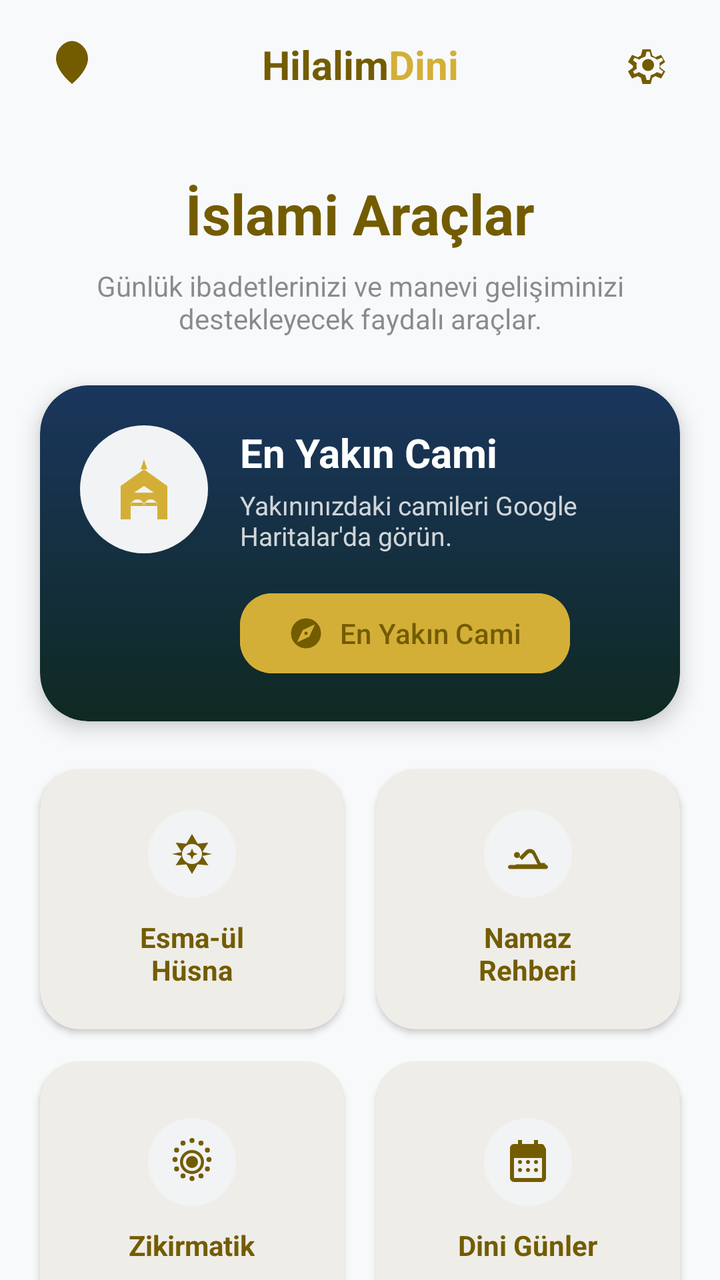
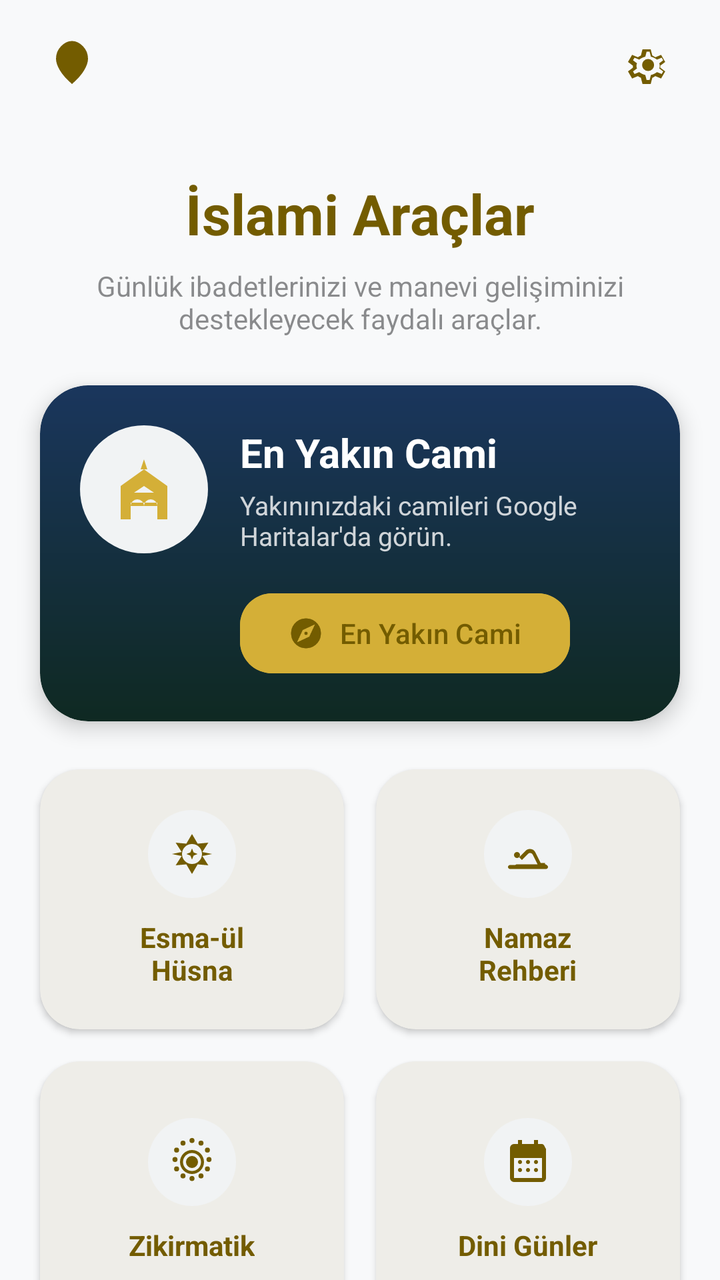

The first picture is an Android layout as it rendered before a commit; the second is the same layout after the commit. The layout source and the unified diff follow.
<!-- AndroidManifest.xml: application theme Theme.Hilalim -->
<!-- res/layout/fragment_araclar.xml -->
<?xml version="1.0" encoding="utf-8"?>
<androidx.core.widget.NestedScrollView xmlns:android="http://schemas.android.com/apk/res/android"
    xmlns:app="http://schemas.android.com/apk/res-auto"
    xmlns:tools="http://schemas.android.com/tools"
    android:layout_width="match_parent"
    android:layout_height="match_parent"
    android:background="@color/neutral_bg"
    tools:context=".AraclarFragment">

    <androidx.constraintlayout.widget.ConstraintLayout
        android:layout_width="match_parent"
        android:layout_height="wrap_content"
        android:paddingBottom="120dp">

        
        <androidx.constraintlayout.widget.ConstraintLayout
            android:id="@+id/header_layout"
            android:layout_width="match_parent"
            android:layout_height="64dp"
            android:paddingHorizontal="16dp"
            app:layout_constraintTop_toTopOf="parent">

            <ImageView
                android:id="@+id/btn_location"
                android:layout_width="40dp"
                android:layout_height="40dp"
                android:contentDescription="@string/logo_desc"
                android:padding="8dp"
                android:src="@drawable/ic_location_rounded"
                app:layout_constraintBottom_toBottomOf="parent"
                app:layout_constraintStart_toStartOf="parent"
                app:layout_constraintTop_toTopOf="parent"
                app:tint="@color/primary" />

            <TextView
                android:id="@+id/title_text"
                android:layout_width="wrap_content"
                android:layout_height="wrap_content"
                android:text="@string/app_name_part1"
                android:textColor="@color/primary"
                android:textSize="20sp"
                android:textStyle="bold"
                app:layout_constraintBottom_toBottomOf="parent"
                app:layout_constraintEnd_toStartOf="@+id/title_text_2"
                app:layout_constraintHorizontal_chainStyle="packed"
                app:layout_constraintStart_toStartOf="parent"
                app:layout_constraintTop_toTopOf="parent" />

            <TextView
                android:id="@+id/title_text_2"
                android:layout_width="wrap_content"
                android:layout_height="wrap_content"
                android:text="@string/app_name_part2"
                android:textColor="@color/secondary"
                android:textSize="20sp"
                android:textStyle="bold"
                app:layout_constraintBottom_toBottomOf="parent"
                app:layout_constraintEnd_toEndOf="parent"
                app:layout_constraintStart_toEndOf="@+id/title_text"
                app:layout_constraintTop_toTopOf="parent" />

            <ImageView
                android:id="@+id/btn_settings"
                android:layout_width="40dp"
                android:layout_height="40dp"
                android:contentDescription="@null"
                android:padding="8dp"
                android:src="@drawable/ic_settings_rounded"
                app:layout_constraintBottom_toBottomOf="parent"
                app:layout_constraintEnd_toEndOf="parent"
                app:layout_constraintTop_toTopOf="parent"
                app:tint="@color/primary" />
        </androidx.constraintlayout.widget.ConstraintLayout>

        
        <TextView
            android:id="@+id/tools_title"
            android:layout_width="wrap_content"
            android:layout_height="wrap_content"
            android:layout_marginTop="24dp"
            android:text="@string/tools_main_title"
            android:textColor="@color/primary"
            android:textSize="28sp"
            android:textStyle="bold"
            app:layout_constraintEnd_toEndOf="parent"
            app:layout_constraintStart_toStartOf="parent"
            app:layout_constraintTop_toBottomOf="@id/header_layout" />

        <TextView
            android:id="@+id/tools_subtitle"
            android:layout_width="0dp"
            android:layout_height="wrap_content"
            android:layout_marginHorizontal="32dp"
            android:layout_marginTop="8dp"
            android:gravity="center"
            android:text="@string/tools_subtitle"
            android:textColor="@color/text_muted"
            android:textSize="14sp"
            app:layout_constraintEnd_toEndOf="parent"
            app:layout_constraintStart_toStartOf="parent"
            app:layout_constraintTop_toBottomOf="@id/tools_title" />

        
        <com.google.android.material.card.MaterialCardView
            android:id="@+id/card_nearest_mosque"
            android:layout_width="match_parent"
            android:layout_height="wrap_content"
            android:layout_marginHorizontal="20dp"
            android:layout_marginTop="24dp"
            android:clickable="true"
            android:focusable="true"
            app:cardCornerRadius="24dp"
            app:cardElevation="6dp"
            app:strokeWidth="0dp"
            app:layout_constraintTop_toBottomOf="@id/tools_subtitle">

            <androidx.constraintlayout.widget.ConstraintLayout
                android:layout_width="match_parent"
                android:layout_height="wrap_content"
                android:background="@drawable/bg_dark_gradient_card"
                android:padding="20dp">

                <ImageView
                    android:id="@+id/img_mosque_hero"
                    android:layout_width="64dp"
                    android:layout_height="64dp"
                    android:background="@drawable/bg_tool_icon"
                    android:padding="12dp"
                    android:src="@drawable/ic_mosque"
                    app:layout_constraintStart_toStartOf="parent"
                    app:layout_constraintTop_toTopOf="parent"
                    app:tint="@color/secondary"
                    android:contentDescription="@null" />

                <TextView
                    android:id="@+id/txt_mosque_title"
                    android:layout_width="0dp"
                    android:layout_height="wrap_content"
                    android:layout_marginStart="16dp"
                    android:text="@string/tool_nearest_mosque"
                    android:textColor="@color/white"
                    android:textSize="20sp"
                    android:textStyle="bold"
                    app:layout_constraintEnd_toEndOf="parent"
                    app:layout_constraintStart_toEndOf="@id/img_mosque_hero"
                    app:layout_constraintTop_toTopOf="@id/img_mosque_hero" />

                <TextView
                    android:id="@+id/txt_mosque_desc"
                    android:layout_width="0dp"
                    android:layout_height="wrap_content"
                    android:layout_marginStart="16dp"
                    android:layout_marginTop="4dp"
                    android:text="@string/tool_nearest_mosque_desc"
                    android:textColor="@color/white"
                    android:alpha="0.8"
                    android:textSize="13sp"
                    app:layout_constraintEnd_toEndOf="parent"
                    app:layout_constraintStart_toEndOf="@id/img_mosque_hero"
                    app:layout_constraintTop_toBottomOf="@id/txt_mosque_title" />

                <com.google.android.material.button.MaterialButton
                    android:id="@+id/btn_open_maps"
                    android:layout_width="wrap_content"
                    android:layout_height="wrap_content"
                    android:layout_marginTop="16dp"
                    android:text="@string/fab_nearest_mosque"
                    android:textColor="@color/primary"
                    android:backgroundTint="@color/secondary"
                    app:cornerRadius="16dp"
                    app:icon="@drawable/ic_explore_24"
                    app:iconTint="@color/primary"
                    app:layout_constraintStart_toStartOf="@id/txt_mosque_desc"
                    app:layout_constraintTop_toBottomOf="@id/txt_mosque_desc" />

            </androidx.constraintlayout.widget.ConstraintLayout>
        </com.google.android.material.card.MaterialCardView>

        
        <LinearLayout
            android:id="@+id/tools_grid_container"
            android:layout_width="match_parent"
            android:layout_height="wrap_content"
            android:layout_marginHorizontal="12dp"
            android:layout_marginTop="16dp"
            android:orientation="vertical"
            app:layout_constraintTop_toBottomOf="@id/card_nearest_mosque">

            
            <LinearLayout
                android:layout_width="match_parent"
                android:layout_height="wrap_content"
                android:orientation="horizontal">

                
                <com.google.android.material.card.MaterialCardView
                    android:id="@+id/card_esma"
                    android:layout_width="0dp"
                    android:layout_height="130dp"
                    android:layout_margin="8dp"
                    android:layout_weight="1"
                    android:clickable="true"
                    android:focusable="true"
                    app:cardCornerRadius="20dp"
                    app:cardElevation="2dp"
                    app:strokeWidth="0dp">

                    <LinearLayout
                        android:layout_width="match_parent"
                        android:layout_height="match_parent"
                        android:gravity="center"
                        android:orientation="vertical"
                        android:padding="16dp">

                        <ImageView
                            android:layout_width="44dp"
                            android:layout_height="44dp"
                            android:background="@drawable/bg_tool_icon"
                            android:contentDescription="@null"
                            android:padding="10dp"
                            android:src="@drawable/ic_diamond"
                            app:tint="@color/primary" />

                        <TextView
                            android:layout_width="wrap_content"
                            android:layout_height="wrap_content"
                            android:layout_marginTop="10dp"
                            android:gravity="center"
                            android:text="@string/tool_esma"
                            android:textColor="@color/primary"
                            android:textSize="14sp"
                            android:textStyle="bold" />
                    </LinearLayout>
                </com.google.android.material.card.MaterialCardView>

                
                <com.google.android.material.card.MaterialCardView
                    android:id="@+id/card_namaz_rehberi"
                    android:layout_width="0dp"
                    android:layout_height="130dp"
                    android:layout_margin="8dp"
                    android:layout_weight="1"
                    android:clickable="true"
                    android:focusable="true"
                    app:cardCornerRadius="20dp"
                    app:cardElevation="2dp"
                    app:strokeWidth="0dp">

                    <LinearLayout
                        android:layout_width="match_parent"
                        android:layout_height="match_parent"
                        android:gravity="center"
                        android:orientation="vertical"
                        android:padding="16dp">

                        <ImageView
                            android:layout_width="44dp"
                            android:layout_height="44dp"
                            android:background="@drawable/bg_tool_icon"
                            android:contentDescription="@null"
                            android:padding="10dp"
                            android:src="@drawable/ic_pray"
                            app:tint="@color/primary" />

                        <TextView
                            android:layout_width="wrap_content"
                            android:layout_height="wrap_content"
                            android:layout_marginTop="10dp"
                            android:gravity="center"
                            android:text="@string/tool_namaz_rehberi"
                            android:textColor="@color/primary"
                            android:textSize="14sp"
                            android:textStyle="bold" />
                    </LinearLayout>
                </com.google.android.material.card.MaterialCardView>
            </LinearLayout>

            
            <LinearLayout
                android:layout_width="match_parent"
                android:layout_height="wrap_content"
                android:orientation="horizontal">

                
                <com.google.android.material.card.MaterialCardView
                    android:id="@+id/card_zikirmatik"
                    android:layout_width="0dp"
                    android:layout_height="130dp"
                    android:layout_margin="8dp"
                    android:layout_weight="1"
                    android:clickable="true"
                    android:focusable="true"
                    app:cardCornerRadius="20dp"
                    app:cardElevation="2dp"
                    app:strokeWidth="0dp">

                    <LinearLayout
                        android:layout_width="match_parent"
                        android:layout_height="match_parent"
                        android:gravity="center"
                        android:orientation="vertical"
                        android:padding="16dp">

                        <ImageView
                            android:layout_width="44dp"
                            android:layout_height="44dp"
                            android:background="@drawable/bg_tool_icon"
                            android:contentDescription="@null"
                            android:padding="10dp"
                            android:src="@drawable/ic_touch"
                            app:tint="@color/primary" />

                        <TextView
                            android:layout_width="wrap_content"
                            android:layout_height="wrap_content"
                            android:layout_marginTop="10dp"
                            android:gravity="center"
                            android:text="@string/tool_zikirmatik"
                            android:textColor="@color/primary"
                            android:textSize="14sp"
                            android:textStyle="bold" />
                    </LinearLayout>
                </com.google.android.material.card.MaterialCardView>

                
                <com.google.android.material.card.MaterialCardView
                    android:id="@+id/card_dini_gunler"
                    android:layout_width="0dp"
                    android:layout_height="130dp"
                    android:layout_margin="8dp"
                    android:layout_weight="1"
                    android:clickable="true"
                    android:focusable="true"
                    app:cardCornerRadius="20dp"
                    app:cardElevation="2dp"
                    app:strokeWidth="0dp">

                    <LinearLayout
                        android:layout_width="match_parent"
                        android:layout_height="match_parent"
                        android:gravity="center"
                        android:orientation="vertical"
                        android:padding="16dp">

                        <ImageView
                            android:layout_width="44dp"
                            android:layout_height="44dp"
                            android:background="@drawable/bg_tool_icon"
                            android:contentDescription="@null"
                            android:padding="10dp"
                            android:src="@drawable/ic_calendar_event"
                            app:tint="@color/primary" />

                        <TextView
                            android:layout_width="wrap_content"
                            android:layout_height="wrap_content"
                            android:layout_marginTop="10dp"
                            android:gravity="center"
                            android:text="@string/tool_dini_gunler"
                            android:textColor="@color/primary"
                            android:textSize="14sp"
                            android:textStyle="bold" />
                    </LinearLayout>
                </com.google.android.material.card.MaterialCardView>
            </LinearLayout>

            
            <LinearLayout
                android:layout_width="match_parent"
                android:layout_height="wrap_content"
                android:orientation="horizontal">

                
                <com.google.android.material.card.MaterialCardView
                    android:id="@+id/card_aylik_vakitler"
                    android:layout_width="0dp"
                    android:layout_height="130dp"
                    android:layout_margin="8dp"
                    android:layout_weight="1"
                    android:clickable="true"
                    android:focusable="true"
                    app:cardCornerRadius="20dp"
                    app:cardElevation="2dp"
                    app:strokeWidth="0dp">

                    <LinearLayout
                        android:layout_width="match_parent"
                        android:layout_height="match_parent"
                        android:gravity="center"
                        android:orientation="vertical"
                        android:padding="12dp">

                        <ImageView
                            android:layout_width="44dp"
                            android:layout_height="44dp"
                            android:background="@drawable/bg_tool_icon"
                            android:contentDescription="@null"
                            android:padding="10dp"
                            android:src="@drawable/ic_calendar_rounded"
                            app:tint="@color/primary" />

                        <TextView
                            android:layout_width="wrap_content"
                            android:layout_height="wrap_content"
                            android:layout_marginTop="10dp"
                            android:gravity="center"
                            android:text="@string/tool_aylik_vakitler"
                            android:textColor="@color/primary"
                            android:textSize="14sp"
                            android:textStyle="bold" />
                    </LinearLayout>
                </com.google.android.material.card.MaterialCardView>

                
                <com.google.android.material.card.MaterialCardView
                    android:id="@+id/card_zekat"
                    android:layout_width="0dp"
                    android:layout_height="130dp"
                    android:layout_margin="8dp"
                    android:layout_weight="1"
                    android:clickable="true"
                    android:focusable="true"
                    app:cardCornerRadius="20dp"
                    app:cardElevation="2dp"
                    app:strokeWidth="0dp">

                    <LinearLayout
                        android:layout_width="match_parent"
                        android:layout_height="match_parent"
                        android:gravity="center"
                        android:orientation="vertical"
                        android:padding="16dp">

                        <ImageView
                            android:layout_width="44dp"
                            android:layout_height="44dp"
                            android:background="@drawable/bg_tool_icon"
                            android:contentDescription="@null"
                            android:padding="10dp"
                            android:src="@drawable/ic_calculator"
                            app:tint="@color/primary" />

                        <TextView
                            android:layout_width="wrap_content"
                            android:layout_height="wrap_content"
                            android:layout_marginTop="10dp"
                            android:gravity="center"
                            android:text="@string/tool_zekat"
                            android:textColor="@color/primary"
                            android:textSize="14sp"
                            android:textStyle="bold" />
                    </LinearLayout>
                </com.google.android.material.card.MaterialCardView>
            </LinearLayout>
        </LinearLayout>

        
        <com.google.android.material.card.MaterialCardView
            android:layout_width="match_parent"
            android:layout_height="wrap_content"
            android:layout_marginHorizontal="20dp"
            android:layout_marginTop="20dp"
            app:cardCornerRadius="24dp"
            app:cardElevation="4dp"
            app:strokeWidth="0dp"
            app:layout_constraintTop_toBottomOf="@id/tools_grid_container">

            <androidx.constraintlayout.widget.ConstraintLayout
                android:layout_width="match_parent"
                android:layout_height="wrap_content"
                android:background="@drawable/bg_dark_gradient_card"
                android:padding="24dp">

                <TextView
                    android:id="@+id/dua_title"
                    android:layout_width="wrap_content"
                    android:layout_height="wrap_content"
                    android:text="@string/gunun_duasi_title"
                    android:textColor="@color/white"
                    android:textSize="20sp"
                    android:textStyle="bold"
                    app:layout_constraintEnd_toEndOf="parent"
                    app:layout_constraintStart_toStartOf="parent"
                    app:layout_constraintTop_toTopOf="parent" />

                <TextView
                    android:id="@+id/dua_arabic"
                    android:layout_width="match_parent"
                    android:layout_height="wrap_content"
                    android:layout_marginTop="20dp"
                    android:alpha="0.9"
                    android:gravity="center"
                    android:text="@string/gunun_duasi_arabic"
                    android:textColor="@color/secondary"
                    android:textSize="24sp"
                    app:layout_constraintTop_toBottomOf="@id/dua_title" />

                <TextView
                    android:id="@+id/dua_turkish"
                    android:layout_width="match_parent"
                    android:layout_height="wrap_content"
                    android:layout_marginTop="16dp"
                    android:alpha="0.8"
                    android:gravity="center"
                    android:text="@string/gunun_duasi_turkish"
                    android:textColor="@color/white"
                    android:textSize="14sp"
                    android:textStyle="italic"
                    app:layout_constraintTop_toBottomOf="@id/dua_arabic" />

            </androidx.constraintlayout.widget.ConstraintLayout>
        </com.google.android.material.card.MaterialCardView>

    </androidx.constraintlayout.widget.ConstraintLayout>
</androidx.core.widget.NestedScrollView>
<!-- resources referenced by this layout -->
<resources>
  <color name="neutral_bg">@color/md_theme_light_background</color>
  <color name="primary">@color/md_theme_light_primary</color>
  <color name="secondary">@color/sacred_gold</color>
  <color name="text_muted">#80191C1D</color>
  <color name="white">#FFFFFFFF</color>
  <!-- drawable bg_dark_gradient_card (drawable) -->
  <?xml version="1.0" encoding="utf-8"?>
  <shape xmlns:android="http://schemas.android.com/apk/res/android">
      
      <gradient
          android:startColor="#1A365D"
          android:endColor="#0F2922"
          android:angle="270" />
      <corners android:radius="24dp" />
  </shape>
  <!-- drawable bg_tool_icon (drawable) -->
  <?xml version="1.0" encoding="utf-8"?>
  <shape xmlns:android="http://schemas.android.com/apk/res/android"
      android:shape="oval">
      <solid android:color="#F1F3F4" />
  </shape>
  <string name="app_name_part1">Hilalim</string>
  <string name="app_name_part2"> Dini</string>
  <string name="fab_nearest_mosque">En Yakın Cami</string>
  <string name="gunun_duasi_arabic" translatable="false">رَبَّنَا آتِنَا فِي الدُّنْيَا حَسَنَةً وَفِي الْآخِرَةِ حَسَنَةً وَقِنَا عَذَابَ النَّارِ</string>
  <string name="gunun_duasi_title">Günün Duası</string>
  <string name="gunun_duasi_turkish">\"Rabbimiz! Bize dünyada da iyilik ver, ahirette de iyilik ver ve bizi ateş azabından koru.\"</string>
  <string name="logo_desc">Hilalim Logo</string>
  <string name="tool_aylik_vakitler">Aylık Namaz\nVakitleri</string>
  <string name="tool_dini_gunler">Dini Günler</string>
  <string name="tool_esma">Esma-ül\nHüsna</string>
  <string name="tool_namaz_rehberi">Namaz\nRehberi</string>
  <string name="tool_nearest_mosque">En Yakın Cami</string>
  <string name="tool_nearest_mosque_desc">Yakınınızdaki camileri Google Haritalar\'da görün.</string>
  <string name="tool_zekat">Zekat\nHesapla</string>
  <string name="tool_zikirmatik">Zikirmatik</string>
  <string name="tools_main_title">İslami Araçlar</string>
  <string name="tools_subtitle">Günlük ibadetlerinizi ve manevi gelişiminizi destekleyecek faydalı araçlar.</string>
  <style name="Theme.Hilalim" parent="Base.Theme.Hilalim" />
  <color name="md_theme_light_background">#F8F9FA</color>
  <color name="md_theme_light_primary">#735C00</color>
  <color name="sacred_gold">#D4AF37</color>
  <color name="md_theme_light_onPrimary">#FFFFFF</color>
  <color name="md_theme_light_primaryContainer">#D4AF37</color>
  <color name="md_theme_light_onPrimaryContainer">#554300</color>
  <color name="md_theme_light_secondary">#5E5F5C</color>
  <color name="md_theme_light_onSecondary">#FFFFFF</color>
  <color name="md_theme_light_secondaryContainer">#E0E0DC</color>
  <color name="md_theme_light_onSecondaryContainer">#626360</color>
  <color name="md_theme_light_tertiary">#5F5F56</color>
  <color name="md_theme_light_onTertiary">#FFFFFF</color>
  <color name="md_theme_light_tertiaryContainer">#B4B3A8</color>
  <color name="md_theme_light_onTertiaryContainer">#45453D</color>
  <color name="md_theme_light_surface">#F8F9FA</color>
  <color name="md_theme_light_onSurface">#191C1D</color>
  <color name="md_theme_light_surfaceVariant">#E1E3E4</color>
  <color name="md_theme_light_onSurfaceVariant">#4D4635</color>
  <color name="md_theme_light_outline">#7F7663</color>
  <color name="md_theme_light_inverseSurface">#2E3132</color>
  <color name="md_theme_light_inverseOnSurface">#EFF1F2</color>
  <color name="md_theme_light_error">#BA1A1A</color>
  <color name="md_theme_light_onError">#FFFFFF</color>
  <color name="md_theme_light_errorContainer">#FFDAD6</color>
  <color name="md_theme_light_onErrorContainer">#93000A</color>
  <!-- unchanged entries left out for length: 11 -->
</resources>

<!-- the commit's change to res/layout/fragment_araclar.xml (unified diff, before → after) -->
@@ -40,6 +40,7 @@
                 android:textColor="@color/primary"
                 android:textSize="20sp"
                 android:textStyle="bold"
+                android:visibility="gone"
                 app:layout_constraintBottom_toBottomOf="parent"
                 app:layout_constraintEnd_toStartOf="@+id/title_text_2"
                 app:layout_constraintHorizontal_chainStyle="packed"
@@ -54,6 +55,7 @@
                 android:textColor="@color/secondary"
                 android:textSize="20sp"
                 android:textStyle="bold"
+                android:visibility="gone"
                 app:layout_constraintBottom_toBottomOf="parent"
                 app:layout_constraintEnd_toEndOf="parent"
                 app:layout_constraintStart_toEndOf="@+id/title_text"
